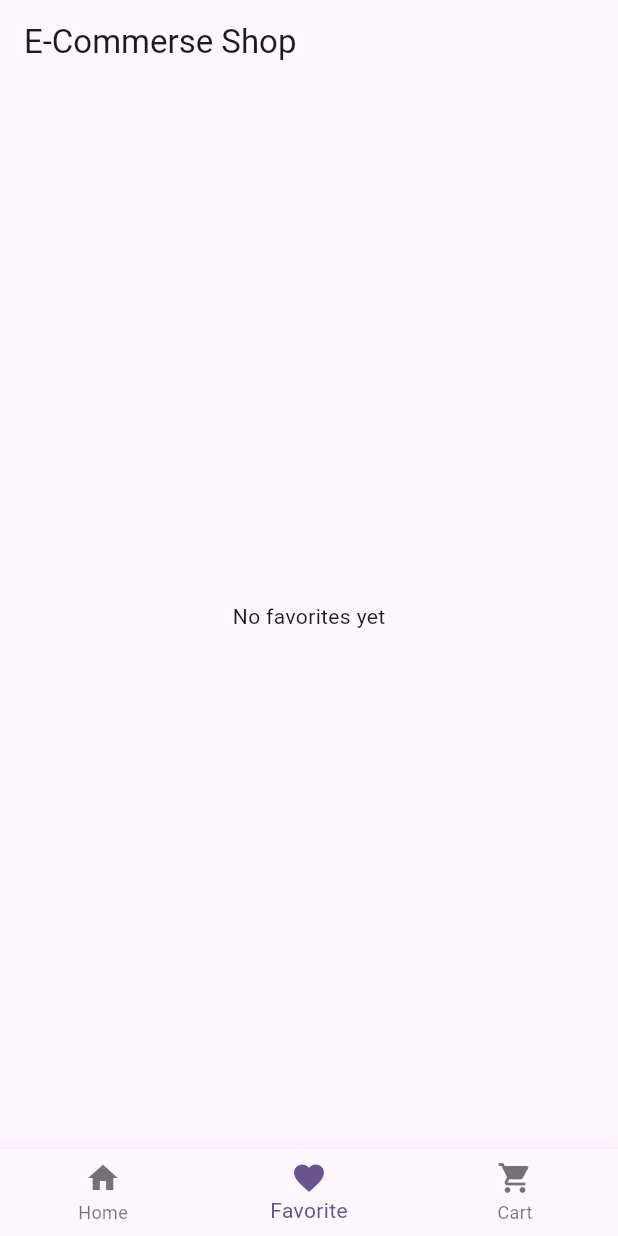
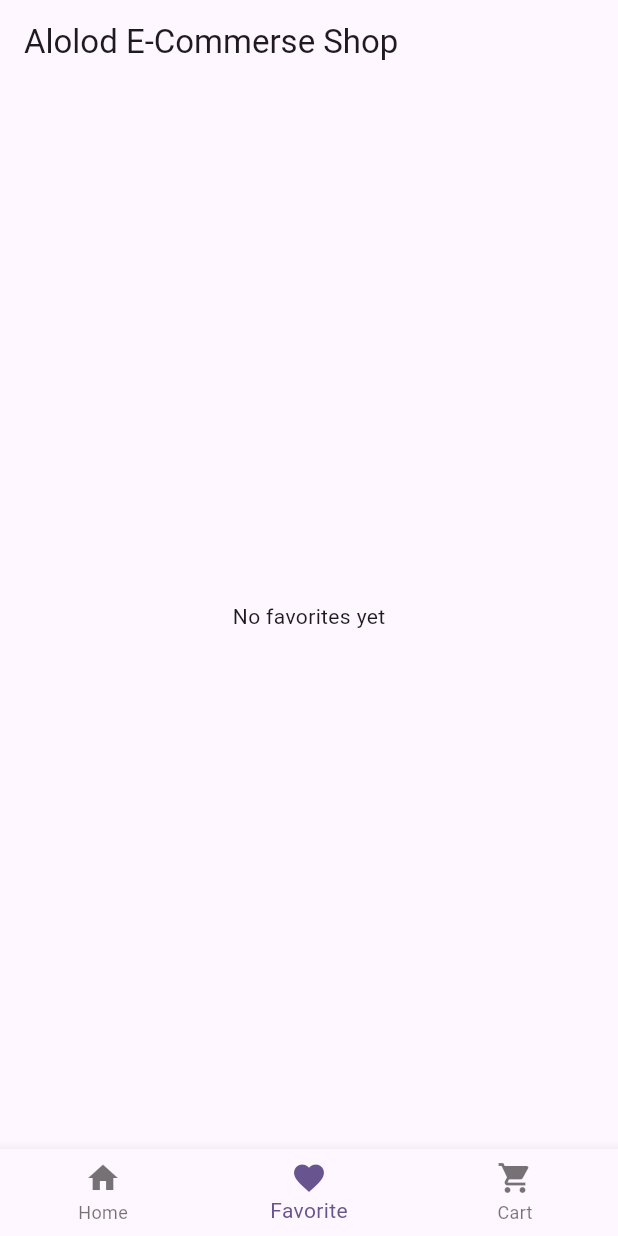
Before and after one commit to Glozer-Nae/Ecommerce_Activity, a Flutter app: the screen it shows after launch, item 2 of the bottom bar chosen, on a phone screen of 412 x 824 dp. Run offline on Flutter 3.47's test engine with Material 3 defaults, Android fonts, the phone set to English and light mode, and no system bars.

Commit message:
added my name

```diff
--- a/lib/pages/product_page.dart
+++ b/lib/pages/product_page.dart
@@ -41,7 +41,7 @@ class _ProductPageState extends State<ProductPage> {
   Widget build(BuildContext context) {
     return Scaffold(
       appBar: AppBar(
-        title: const Text("E-Commerse Shop"),
+        title: const Text("Alolod E-Commerse Shop"),
       ),
       body: currentNavIndex == 0 ? buildHome() : (currentNavIndex == 1 ? buildFavorites() : buildCart()), //modified
 
```
